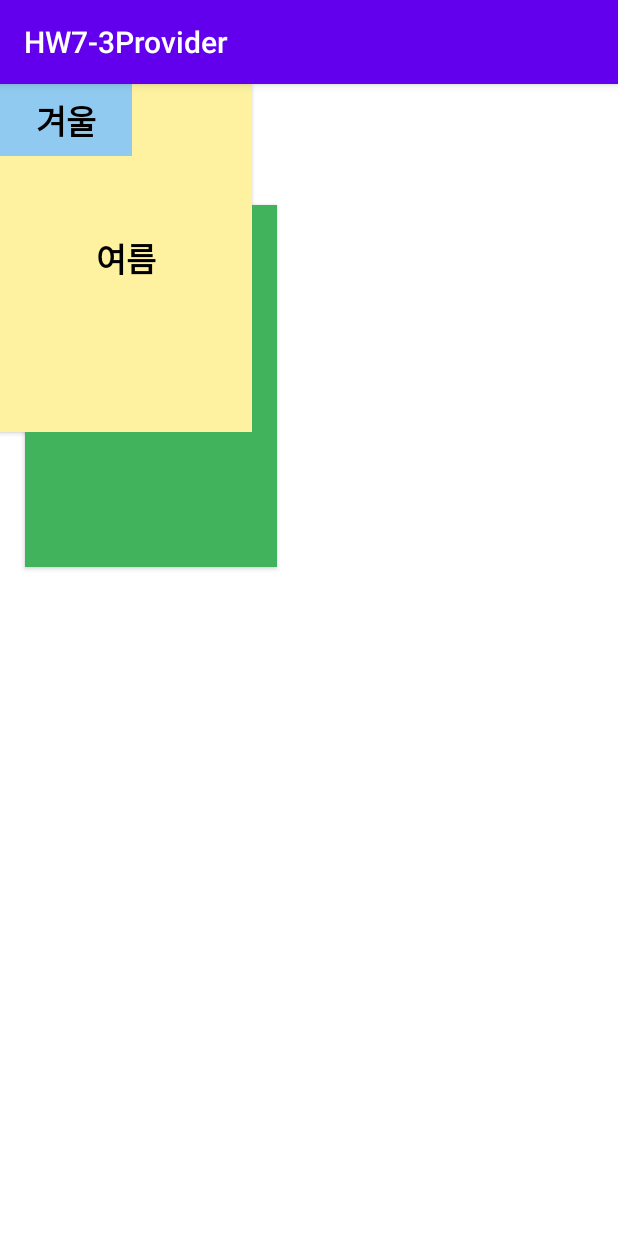
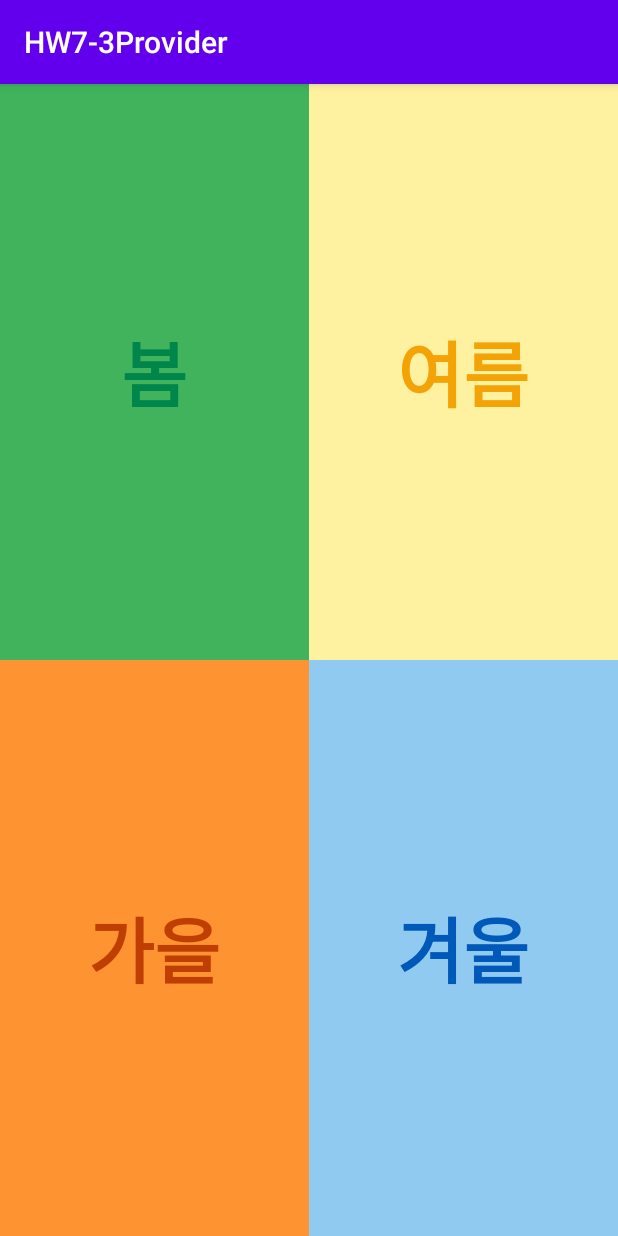
Before and after one commit to Park-kxng/Android_provider, an Android app: the SelectSeason screen opened directly, with no data from a screen before it, on a phone screen of 412 x 824 dp. Run offline under Robolectric (Android 15) with nearby library versions, the light colour scheme and no system bars.

Commit message:
디자인 추가

```diff
--- a/app/src/main/java/smu/hw7_3provider/MomentsOfTheSeason.java
+++ b/app/src/main/java/smu/hw7_3provider/MomentsOfTheSeason.java
@@ -141,7 +141,7 @@ public class MomentsOfTheSeason extends AppCompatActivity {
         ArrayList<Moment> mdataList = new ArrayList<>();
         boolean externalFlag = false;
         Uri externalUri = MediaStore.Images.Media.EXTERNAL_CONTENT_URI; //sd카드 있는 사람은 이거 외부 저장소 가능
-        Uri internalUri = MediaStore.Images.Media.INTERNAL_CONTENT_URI; // sd카드 없는 근영이를 위한 internal
+        Uri internalUri = MediaStore.Images.Media.INTERNAL_CONTENT_URI; // sd카드 없는 근영이를 위한 internal --NOPE..
 
         String[] projection = new String[]{
                 MediaStore.Images.Media._ID,
--- a/app/src/main/res/layout/activity_select_season.xml
+++ b/app/src/main/res/layout/activity_select_season.xml
@@ -1,65 +1,74 @@
 <?xml version="1.0" encoding="utf-8"?>
-<androidx.constraintlayout.widget.ConstraintLayout xmlns:android="http://schemas.android.com/apk/res/android"
+<LinearLayout xmlns:android="http://schemas.android.com/apk/res/android"
     xmlns:app="http://schemas.android.com/apk/res-auto"
     xmlns:tools="http://schemas.android.com/tools"
     android:layout_width="match_parent"
     android:layout_height="match_parent"
     android:background="@color/white"
-    tools:context=".SelectSeason">
+    tools:context=".SelectSeason"
+    android:orientation="vertical">
+
+    <LinearLayout
+        android:layout_width="match_parent"
+        android:layout_height="match_parent"
+        android:layout_weight="1"
+        android:orientation="horizontal">
 
         <Button
             android:id="@+id/buttonSpring"
-        android:layout_width="168dp"
-        android:layout_height="241dp"
-        android:layout_marginStart="68dp"
-        android:layout_marginTop="81dp"
-        android:layout_marginEnd="255dp"
-        android:layout_marginBottom="599dp"
+            android:layout_width="match_parent"
+            android:layout_height="match_parent"
+
+            android:layout_weight="1"
             android:background="#41B35C"
+            android:fontFamily="@font/cafe24bold"
             android:text="봄"
-        android:textSize="10pt"
-        android:textStyle="bold"
-        app:layout_constraintBottom_toBottomOf="parent"
-        app:layout_constraintEnd_toEndOf="parent"
-        app:layout_constraintHorizontal_bias="0.65"
-        app:layout_constraintStart_toStartOf="parent"
-        app:layout_constraintTop_toTopOf="parent"
-        app:layout_constraintVertical_bias="0.005" />
+            android:textColor="#00854B"
+            android:textSize="48sp"
+            android:textStyle="bold" />
 
         <Button
             android:id="@+id/buttonSummer"
-        android:layout_width="168dp"
-        android:layout_height="232dp"
+            android:layout_width="match_parent"
+            android:layout_height="match_parent"
+            android:layout_weight="1"
             android:background="#FEF2A0"
+            android:fontFamily="@font/cafe24bold"
             android:text="여름"
-        android:textColor="@color/black"
-        android:textSize="10pt"
-        android:textStyle="bold"
-        tools:layout_editor_absoluteX="219dp"
-        tools:layout_editor_absoluteY="80dp" />
+            android:textColor="#F3A305"
+            android:textSize="48sp"
+            android:textStyle="bold" />
+    </LinearLayout>
+
+    <LinearLayout
+        android:layout_width="match_parent"
+        android:layout_height="match_parent"
+        android:layout_weight="1"
+        android:orientation="horizontal">
 
         <Button
             android:id="@+id/buttonFall"
-        android:layout_width="wrap_content"
-        android:layout_height="wrap_content"
+            android:layout_width="match_parent"
+            android:layout_height="match_parent"
+            android:layout_weight="1"
             android:background="#FE9331"
+            android:fontFamily="@font/cafe24bold"
             android:text="가을"
-        android:textColor="@color/black"
-        android:textSize="10pt"
-        android:textStyle="bold"
-        tools:layout_editor_absoluteX="79dp"
-        tools:layout_editor_absoluteY="398dp" />
+            android:textColor="#BF3F03"
+            android:textSize="48sp"
+            android:textStyle="bold" />
 
         <Button
             android:id="@+id/buttonWinter"
-        android:layout_width="wrap_content"
-        android:layout_height="wrap_content"
+            android:layout_width="match_parent"
+            android:layout_height="match_parent"
+            android:layout_weight="1"
             android:background="#90CAF0"
+            android:fontFamily="@font/cafe24bold"
             android:text="겨울"
-        android:textColor="@color/black"
-        android:textSize="10pt"
-        android:textStyle="bold"
-        tools:layout_editor_absoluteX="243dp"
-        tools:layout_editor_absoluteY="541dp" />
+            android:textColor="#0059B8"
+            android:textSize="48sp"
+            android:textStyle="bold" />
+    </LinearLayout>
 
-</androidx.constraintlayout.widget.ConstraintLayout>
+</LinearLayout>
```
Lines whose indentation alone changed are shown as unchanged.
